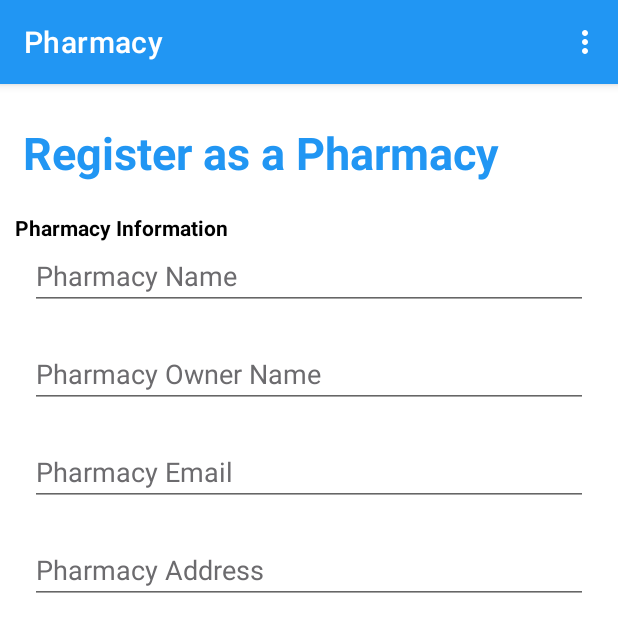
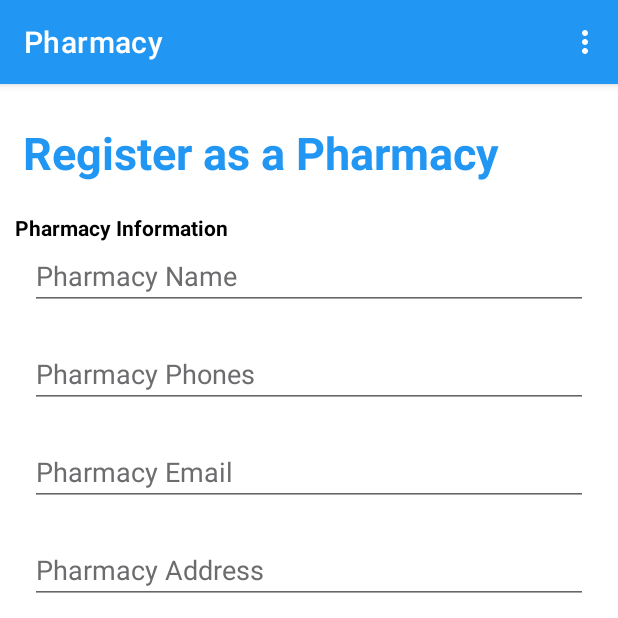
Before and after one commit to ammar74/Pharmacy, an Android app: the fragment RegisterFragment placed in its activity, after a tap on an icon or button, on a phone screen of 412 x 824 dp, the top half of it. Run offline under Robolectric (Android 15) with nearby library versions, the light colour scheme and no system bars; 1 statement that could not run was skipped.

Commit message:
option menu commit

```diff
--- a/app/src/main/java/com/ammar/pharmacy/MainActivity.java
+++ b/app/src/main/java/com/ammar/pharmacy/MainActivity.java
@@ -55,6 +55,7 @@ public class MainActivity extends AppCompatActivity {
             case R.id.settings:
                 break;
             case R.id.about:
+                loadFragment(new AboutUsFragment());
                 break;
             case R.id.logout:
                 break;
--- a/app/src/main/java/com/ammar/pharmacy/register/RegisterFragment.java
+++ b/app/src/main/java/com/ammar/pharmacy/register/RegisterFragment.java
@@ -35,7 +35,7 @@ public class RegisterFragment extends Fragment implements View.OnClickListener {
     private static final String TAG = "RegisterFragment";
 
     TextView title, PH_info, password_info;
-    EditText pharmacyNameET, pharmacyOwnerET, pharmacyEmailET, pharmacyAddressET, pharmacyLocationET,
+    EditText pharmacyNameET, pharmacyPhonesET, pharmacyEmailET, pharmacyAddressET, pharmacyLocationET,
             PH_passwordET, confirm_PH_passwordET;
     ImageButton PH_placeholder;
     LinearLayout locationLinear;
@@ -57,7 +57,7 @@ public class RegisterFragment extends Fragment implements View.OnClickListener {
         PH_info = root.findViewById(R.id.PH_info);
         password_info = root.findViewById(R.id.password_info);
         pharmacyNameET = root.findViewById(R.id.pharmacyNameET);
-        pharmacyOwnerET = root.findViewById(R.id.pharmacyOwnerET);
+        pharmacyPhonesET = root.findViewById(R.id.pharmacyPhonesET);
         pharmacyEmailET = root.findViewById(R.id.pharmacyEmailET);
         pharmacyAddressET = root.findViewById(R.id.pharmacyAddressET);
         pharmacyLocationET = root.findViewById(R.id.pharmacyLocationET);
@@ -72,13 +72,12 @@ public class RegisterFragment extends Fragment implements View.OnClickListener {
 
     @Override
     public void onClick(View v) {
-         String[] arr = {"201026488962"};
-        RegisterObject registerObject = new RegisterObject("Ammar",
-                "ammaryasser3016@gmail.com",
-                "Aa12345678",
-                "Aa12345678",
-                arr,
-                "dfgh",
+        RegisterObject registerObject = new RegisterObject(pharmacyNameET.getText().toString(),
+                pharmacyEmailET.getText().toString(),
+                PH_passwordET.getText().toString(),
+                confirm_PH_passwordET.getText().toString(),
+                pharmacyPhonesET.getText().toString(),
+                pharmacyLocationET.getText().toString(),
                 new LocationAsCoordinates(new Coordinates(30.01563216, 31.208853)));
 
         switch (v.getId()) {
--- a/app/src/main/java/com/ammar/pharmacy/register/RegisterObject.java
+++ b/app/src/main/java/com/ammar/pharmacy/register/RegisterObject.java
@@ -10,7 +10,7 @@ public class RegisterObject {
     private LocationAsCoordinates locationAsCoordinates;
 
 
-    public RegisterObject(String name, String email, String password, String confirmPassword, String[] phones, String locationAsAddress, LocationAsCoordinates locationAsCoordinates) {
+    public RegisterObject(String name, String email, String password, String confirmPassword, String phones, String locationAsAddress, LocationAsCoordinates locationAsCoordinates) {
         this.name = name;
         this.email = email;
         this.password = password;
--- a/app/src/main/res/layout/fragment_register.xml
+++ b/app/src/main/res/layout/fragment_register.xml
@@ -45,19 +45,19 @@
         android:textColor="#6C6B6E"/>
 
     <EditText
-        android:id="@+id/pharmacyOwnerET"
+        android:id="@+id/pharmacyPhonesET"
         android:layout_width="match_parent"
         android:layout_height="wrap_content"
         app:layout_constraintTop_toBottomOf="@id/pharmacyNameET"
         android:layout_margin="20dp"
-        android:text="Pharmacy Owner Name"
+        android:text="Pharmacy Phones"
         android:textColor="#6C6B6E"/>
 
     <EditText
         android:id="@+id/pharmacyEmailET"
         android:layout_width="match_parent"
         android:layout_height="wrap_content"
-        app:layout_constraintTop_toBottomOf="@id/pharmacyOwnerET"
+        app:layout_constraintTop_toBottomOf="@id/pharmacyPhonesET"
         android:layout_margin="20dp"
         android:text="Pharmacy Email"
         android:textColor="#6C6B6E"/>
```
